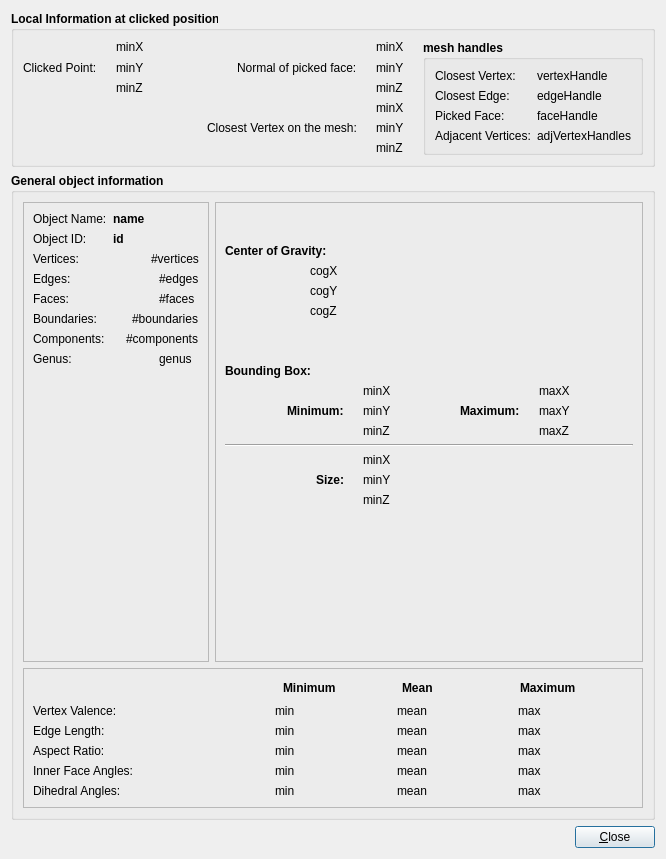
The window that Plugin-Info/infoWidget.ui (ShenRen/OpenFlipper) describes before a commit, drawn with Qt 5.
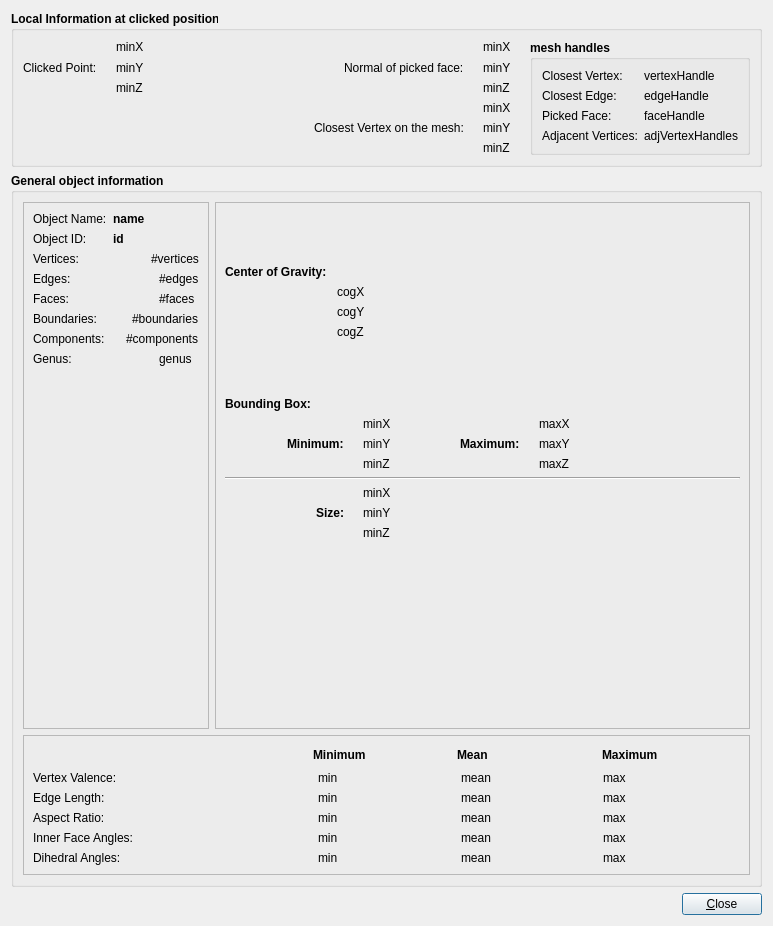
The same window after the commit. Icons and pictures are not drawn.

Commit message: Fixed some wrong dimensions

What changed in the file:
```diff
--- a/Plugin-Info/infoWidget.ui
+++ b/Plugin-Info/infoWidget.ui
@@ -6,8 +6,8 @@
    <rect>
     <x>0</x>
     <y>0</y>
-    <width>666</width>
-    <height>859</height>
+    <width>773</width>
+    <height>926</height>
    </rect>
   </property>
   <property name="windowTitle">
@@ -1261,7 +1261,7 @@
              </property>
              <property name="sizeHint" stdset="0">
               <size>
-               <width>250</width>
+               <width>280</width>
                <height>20</height>
               </size>
              </property>
```
